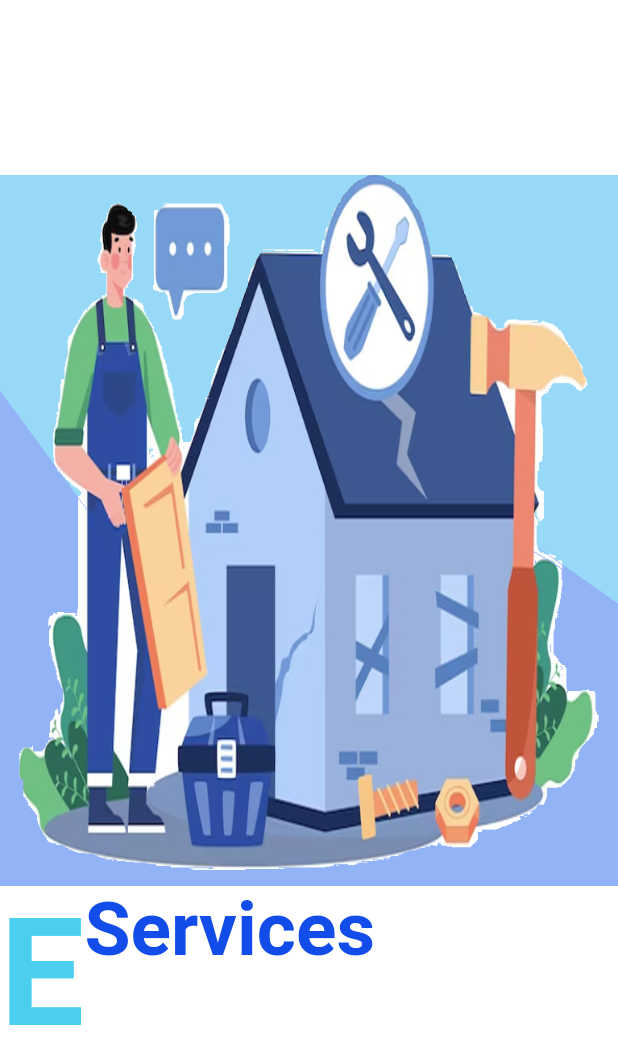
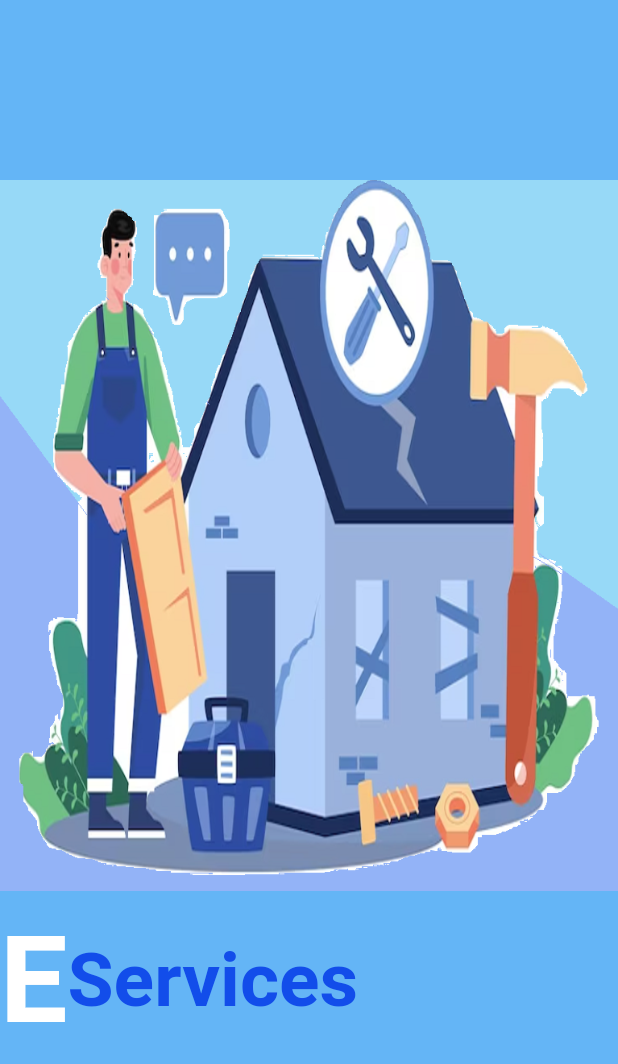
Before and after one commit to sewiiimirza/service_provider, a Flutter app: the screen it shows after launch, on a phone screen of 412 x 824 dp. Shown: the top 1064 px of the screen. Run offline on Flutter 3.47's test engine with Material 2 defaults, Android fonts, the phone set to English and light mode, and no system bars; drawn by our look-alikes of animated_text_kit; our stand-ins replace firebase_core, fluttertoast, get; missing offline and left inert: firebase_core_web, firebase_database_web, firebase_storage_web, image_picker_for_web; accounts and stored records are empty.

Commit message:
Third commit

```diff
--- a/lib/pages/SplashScreen/view.dart
+++ b/lib/pages/SplashScreen/view.dart
@@ -15,23 +15,28 @@ class _SplashScreenState extends State<SplashScreen> {
   @override
   Widget build(BuildContext context) {
     return Scaffold(
-      backgroundColor: Colors.white70,
+      backgroundColor: Colors.blue.shade300,
       body: Column(
         mainAxisAlignment: MainAxisAlignment.center,
-        crossAxisAlignment: CrossAxisAlignment.center,
+        // crossAxisAlignment: CrossAxisAlignment.center,
         children: [
           Center(
             child: Image(image: AssetImage('assets/images/logo.png')),
           ),
-          Row(
+          SizedBox(height: 10,),
+          Container(
+            height: 100,
+            width: double.infinity,
+            child: Row(
               //mainAxisAlignment: MainAxisAlignment.spaceBetween,
-             crossAxisAlignment: CrossAxisAlignment.start,
+              //  crossAxisAlignment: CrossAxisAlignment.start,
                 children: [
             const  Text('E',
                   textDirection: TextDirection.ltr,
                   style: TextStyle(
-                  color: AppColors.secondaryTextColor,
-                  fontSize: 100,
+                    // color: AppColors.secondaryTextColor,
+                    color: Colors.white,
+                    fontSize: 80,
                   fontWeight: FontWeight.w700)),
             AnimatedTextKit(
                   animatedTexts: [
@@ -53,6 +58,7 @@ class _SplashScreenState extends State<SplashScreen> {
 
     ]
              ),
+          ),
 ]
     ),
     );
```
Lines whose indentation alone changed are shown as unchanged.
